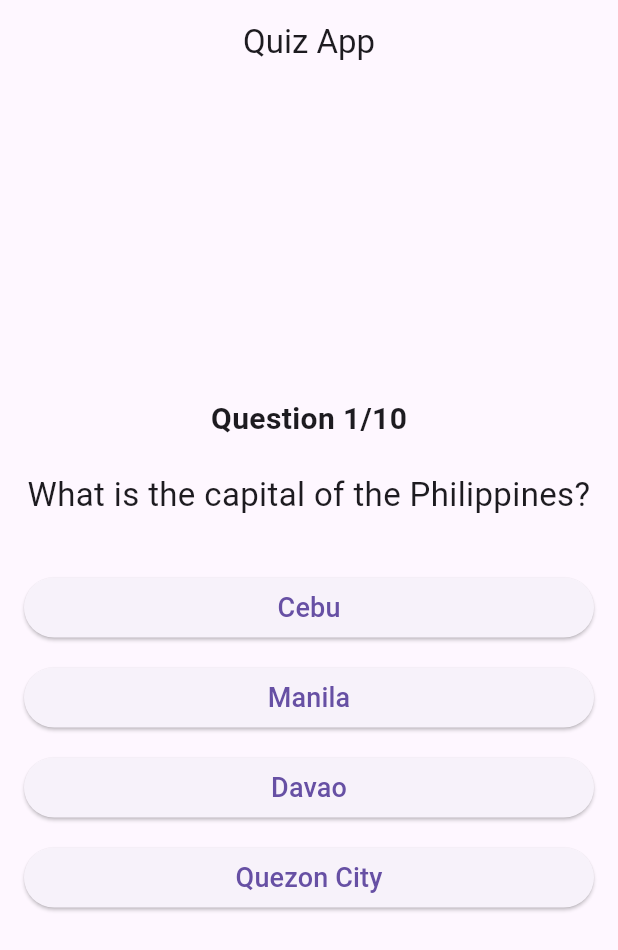
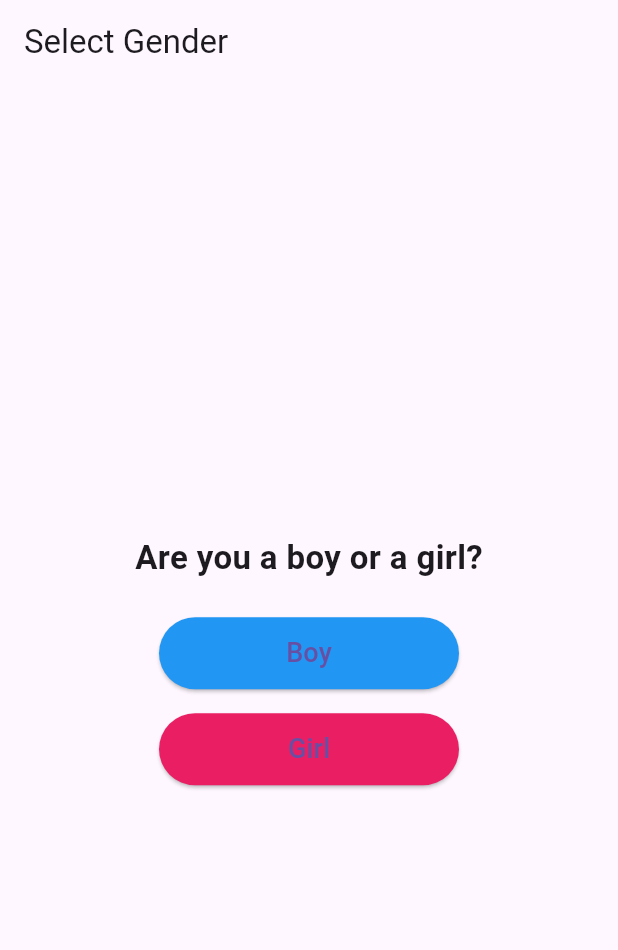
Before and after one commit to KaiFraSal/QuizApp_Mobdev, a Flutter app: the screen it shows after launch, on a phone screen of 412 x 824 dp. Shown: the top 950 px of the screen. Run offline on Flutter 3.47's test engine with Material 3 defaults, Android fonts, the phone set to English and light mode, and no system bars.

Commit message:
Boy and Girl Buttons

```diff
--- a/lib/main.dart
+++ b/lib/main.dart
@@ -26,6 +26,7 @@ class QuizScreen extends StatefulWidget {
 }
 
 class _QuizScreenState extends State<QuizScreen> {
+  String? _select;
   int _currentQuestionIndex = 0;
   int _score = 0;
 
@@ -104,6 +105,41 @@ class _QuizScreenState extends State<QuizScreen> {
 
   @override
   Widget build(BuildContext context) {
+    if (_select == null) {
+      return Scaffold(
+        appBar: AppBar(title: const Text("Select Gender")),
+        body: Center(
+          child: Column(
+            mainAxisSize: MainAxisSize.min,
+            children: [
+              const Text(
+                "Are you a boy or a girl?",
+                style: TextStyle(fontSize: 22, fontWeight: FontWeight.bold),
+              ),
+              const SizedBox(height: 24),
+              ElevatedButton(
+                style: ElevatedButton.styleFrom(
+                  backgroundColor: Colors.blue,
+                  minimumSize: const Size(200, 48),
+                ),
+                onPressed: () => setState(() => _select = 'boy'),
+                child: const Text("Boy", style: TextStyle(fontSize: 18)),
+              ),
+              const SizedBox(height: 16),
+              ElevatedButton(
+                style: ElevatedButton.styleFrom(
+                  backgroundColor: Colors.pink,
+                  minimumSize: const Size(200, 48),
+                ),
+                onPressed: () => setState(() => _select = 'girl'),
+                child: const Text("Girl", style: TextStyle(fontSize: 18)),
+              ),
+            ],
+          ),
+        ),
+      );
+    }
+
     var currentQ = _questions[_currentQuestionIndex];
 
     return Scaffold(
```
